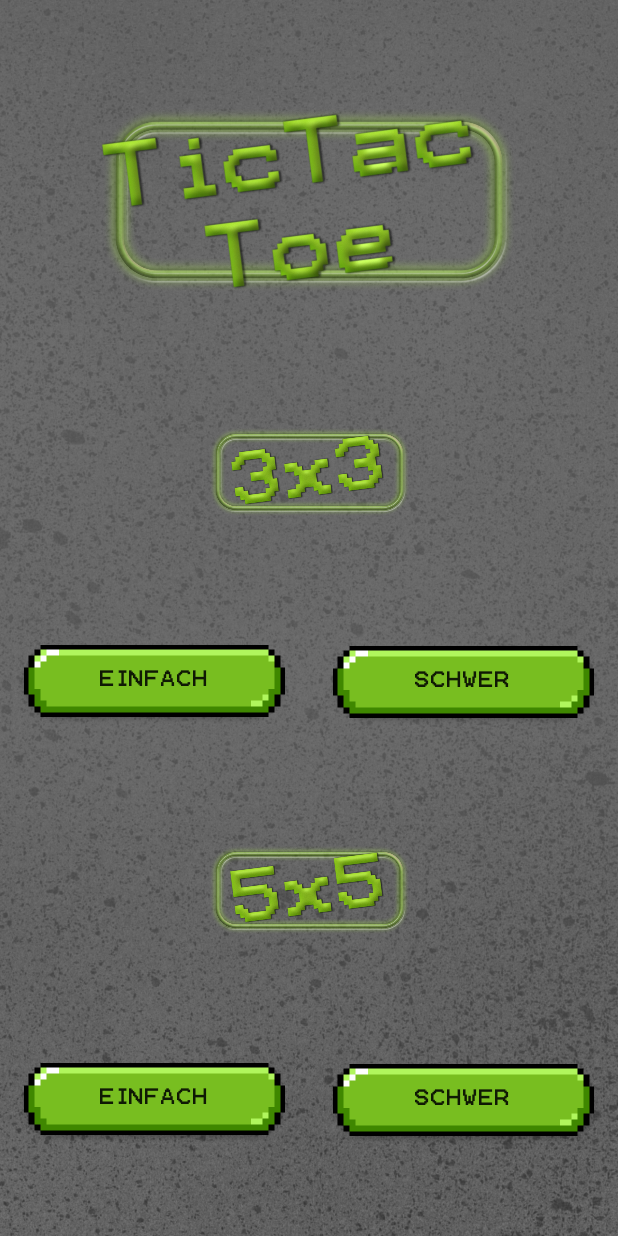
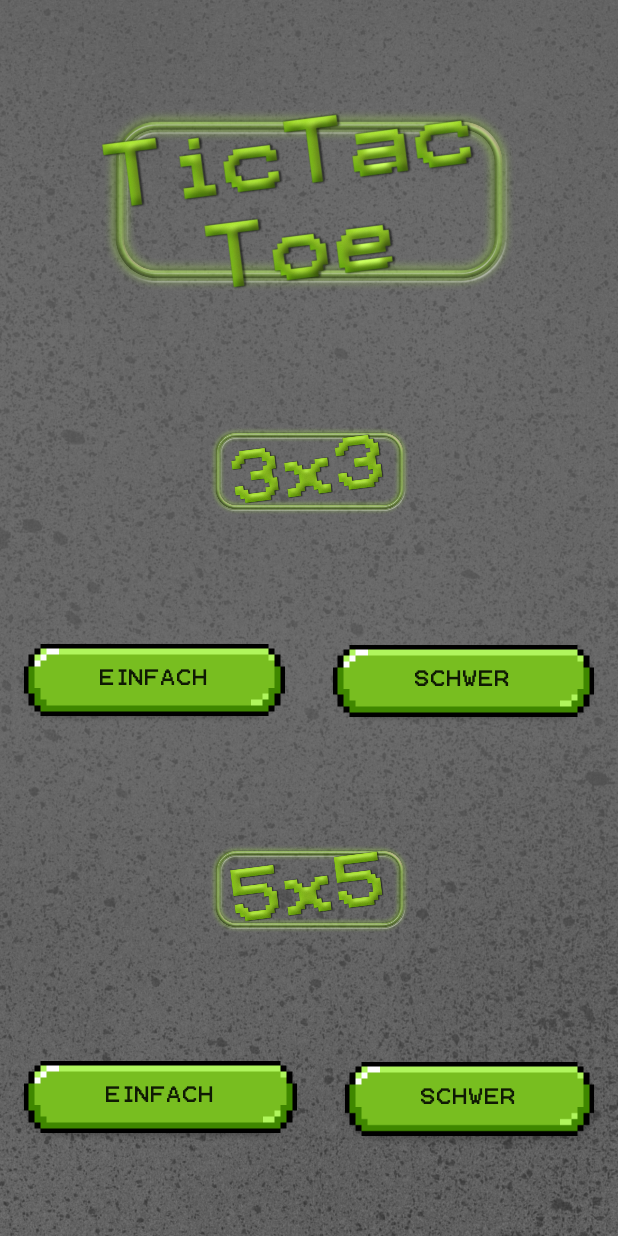
Before and after one commit to JuliaMWeber/teamD, an Android app: the StartTicTacToeActivity screen opened directly, with no data from a screen before it, on a phone screen of 412 x 824 dp. Run offline under Robolectric (Android 15) with nearby library versions, the phone set to English and light mode, and no system bars.

Commit message:
TTT Layout

```diff
--- a/app/src/main/res/layout/activity_start_tic_tac_toe.xml
+++ b/app/src/main/res/layout/activity_start_tic_tac_toe.xml
@@ -85,36 +85,36 @@
   <Button
       android:id="@+id/easyButton5x5"
       android:layout_width="0dp"
-      android:layout_height="48dp"
+      android:layout_height="wrap_content"
       android:layout_marginStart="16dp"
       android:layout_marginTop="16dp"
       android:layout_marginEnd="16dp"
-      android:layout_marginBottom="16dp"
+      android:layout_marginBottom="17dp"
       android:background="@drawable/pixel_button_small_oval_thm_primary"
       android:text="Einfach"
       app:layout_constraintBottom_toBottomOf="parent"
       app:layout_constraintEnd_toStartOf="@+id/hardButton5x5"
-      app:layout_constraintHorizontal_bias="0.608"
+      app:layout_constraintHorizontal_bias="0.55"
       app:layout_constraintStart_toStartOf="parent"
       app:layout_constraintTop_toBottomOf="@+id/imageView3"
-      app:layout_constraintVertical_bias="0.5"
       tools:ignore="MissingConstraints" />
 
   <Button
       android:id="@+id/hardButton5x5"
-      android:layout_width="0dp"
-      android:layout_height="48dp"
+      android:layout_width="166dp"
+      android:layout_height="49dp"
+      android:layout_margin="16dp"
       android:layout_marginStart="16dp"
       android:layout_marginTop="16dp"
       android:layout_marginEnd="16dp"
-      android:layout_marginBottom="16dp"
+      android:layout_marginBottom="14dp"
       android:background="@drawable/pixel_button_small_oval_thm_primary"
       android:text="Schwer"
       app:layout_constraintBottom_toBottomOf="parent"
       app:layout_constraintEnd_toEndOf="parent"
       app:layout_constraintStart_toEndOf="@+id/easyButton5x5"
       app:layout_constraintTop_toBottomOf="@+id/imageView3"
-      app:layout_constraintVertical_bias="0.572"
+      app:layout_constraintVertical_bias="0.573"
       tools:ignore="MissingConstraints" />
 
 
```
